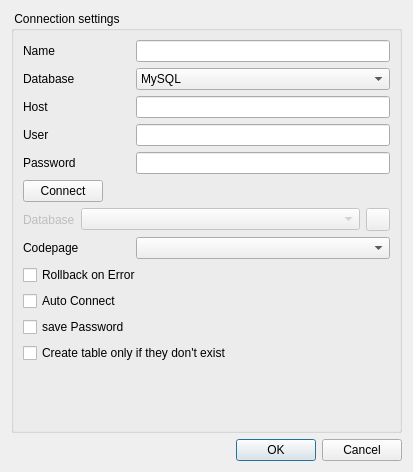
This is InjectSqlDialog.ui in fritzone/ddm as Qt 5 draws it before an edit. The edited form follows.
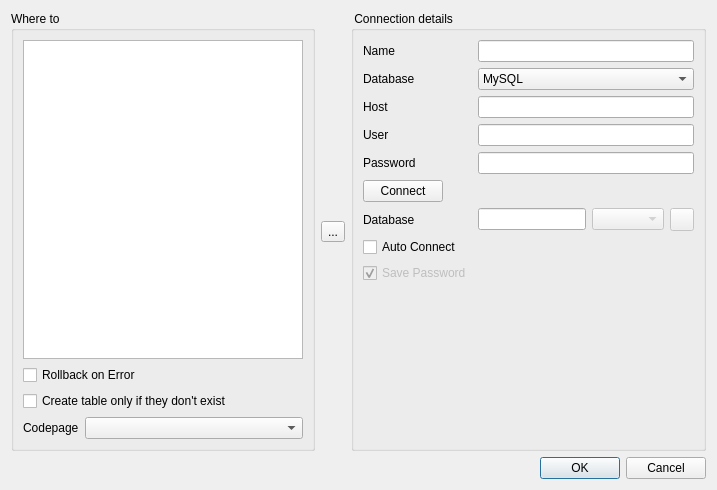
This is the edited form. Icons and pictures are not drawn.

Commit message: more on the connections manager

Patch:
```diff
--- a/InjectSqlDialog.ui
+++ b/InjectSqlDialog.ui
@@ -6,23 +6,132 @@
    <rect>
     <x>0</x>
     <y>0</y>
-    <width>413</width>
-    <height>472</height>
+    <width>717</width>
+    <height>490</height>
    </rect>
   </property>
   <property name="windowTitle">
    <string>Deploy</string>
   </property>
+  <layout class="QVBoxLayout" name="verticalLayout_4">
+   <item>
+    <layout class="QHBoxLayout" name="horizontalLayout">
+     <item>
+      <widget class="QGroupBox" name="grpConnections">
+       <property name="title">
+        <string>Where to</string>
+       </property>
+       <layout class="QVBoxLayout" name="verticalLayout_3">
+        <item>
+         <widget class="QListWidget" name="lstAllConnections">
+          <property name="selectionMode">
+           <enum>QAbstractItemView::MultiSelection</enum>
+          </property>
+          <property name="iconSize">
+           <size>
+            <width>16</width>
+            <height>16</height>
+           </size>
+          </property>
+         </widget>
+        </item>
+        <item>
+         <widget class="QCheckBox" name="chkRollbackOnError">
+          <property name="text">
+           <string>Rollback on Error</string>
+          </property>
+         </widget>
+        </item>
+        <item>
+         <widget class="QCheckBox" name="chkOnlyIfNotExist">
+          <property name="text">
+           <string>Create table only if they don't exist</string>
+          </property>
+         </widget>
+        </item>
+        <item>
+         <layout class="QFormLayout" name="formLayout_3">
+          <item row="0" column="1">
+           <widget class="QComboBox" name="cmbCharacterSets"/>
+          </item>
+          <item row="0" column="0">
+           <widget class="QLabel" name="lblCodepage">
+            <property name="text">
+             <string>Codepage</string>
+            </property>
+           </widget>
+          </item>
+         </layout>
+        </item>
+       </layout>
+      </widget>
+     </item>
+     <item>
   <layout class="QVBoxLayout" name="verticalLayout">
    <item>
-    <widget class="QGroupBox" name="groupBox">
+        <spacer name="verticalSpacer_2">
+         <property name="orientation">
+          <enum>Qt::Vertical</enum>
+         </property>
+         <property name="sizeHint" stdset="0">
+          <size>
+           <width>20</width>
+           <height>40</height>
+          </size>
+         </property>
+        </spacer>
+       </item>
+       <item>
+        <widget class="QToolButton" name="btnDetails">
+         <property name="toolTip">
+          <string>View details of the last clicked connection</string>
+         </property>
+         <property name="text">
+          <string>...</string>
+         </property>
+         <property name="icon">
+          <iconset resource="dbm.qrc">
+           <normaloff>:/images/actions/images/small/alias.png</normaloff>:/images/actions/images/small/alias.png</iconset>
+         </property>
+         <property name="checkable">
+          <bool>true</bool>
+         </property>
+        </widget>
+       </item>
+       <item>
+        <spacer name="verticalSpacer">
+         <property name="orientation">
+          <enum>Qt::Vertical</enum>
+         </property>
+         <property name="sizeHint" stdset="0">
+          <size>
+           <width>20</width>
+           <height>40</height>
+          </size>
+         </property>
+        </spacer>
+       </item>
+      </layout>
+     </item>
+     <item>
+      <widget class="QGroupBox" name="grpConnectionDetails">
      <property name="title">
-      <string> Connection settings </string>
+        <string> Connection details</string>
      </property>
      <layout class="QFormLayout" name="formLayout">
       <property name="fieldGrowthPolicy">
        <enum>QFormLayout::AllNonFixedFieldsGrow</enum>
       </property>
+        <item row="0" column="0">
+         <widget class="QLabel" name="lblConnectionName">
+          <property name="text">
+           <string>Name</string>
+          </property>
+         </widget>
+        </item>
+        <item row="0" column="1">
+         <widget class="QLineEdit" name="txtConnectionName"/>
+        </item>
       <item row="2" column="0">
        <widget class="QLabel" name="lblDatabaseType">
         <property name="text">
@@ -50,6 +159,9 @@
         </property>
        </widget>
       </item>
+        <item row="3" column="1">
+         <widget class="QLineEdit" name="txtDatabaseHost"/>
+        </item>
       <item row="4" column="0">
        <widget class="QLabel" name="label_4">
         <property name="text">
@@ -74,30 +186,46 @@
         </property>
        </widget>
       </item>
-      <item row="6" column="0">
-       <widget class="QPushButton" name="btnConnect">
+        <item row="12" column="0">
+         <widget class="QCheckBox" name="chkAutoConnect">
         <property name="text">
-         <string>Connect</string>
+           <string>Auto Connect</string>
         </property>
        </widget>
       </item>
-      <item row="7" column="0" colspan="2">
-       <layout class="QFormLayout" name="formLayout_2">
-        <property name="fieldGrowthPolicy">
-         <enum>QFormLayout::AllNonFixedFieldsGrow</enum>
-        </property>
-        <item row="0" column="0">
+        <item row="13" column="0">
+         <widget class="QCheckBox" name="chkSavePassword">
+          <property name="enabled">
+           <bool>false</bool>
+          </property>
+          <property name="text">
+           <string>Save Password</string>
+          </property>
+          <property name="checked">
+           <bool>true</bool>
+          </property>
+         </widget>
+        </item>
+        <item row="7" column="0">
          <widget class="QLabel" name="lblDatabase">
           <property name="enabled">
-           <bool>false</bool>
+           <bool>true</bool>
           </property>
           <property name="text">
            <string>Database</string>
           </property>
          </widget>
         </item>
-        <item row="0" column="1">
+        <item row="7" column="1">
+         <layout class="QFormLayout" name="formLayout_2">
+          <property name="fieldGrowthPolicy">
+           <enum>QFormLayout::AllNonFixedFieldsGrow</enum>
+          </property>
+          <item row="0" column="0" colspan="2">
          <layout class="QHBoxLayout" name="horizontalLayout_2">
+            <item>
+             <widget class="QLineEdit" name="txtDatabaseName"/>
+            </item>
           <item>
            <widget class="QComboBox" name="cmbDatabases">
             <property name="enabled">
@@ -135,59 +263,17 @@
         </item>
        </layout>
       </item>
-      <item row="8" column="0">
-       <widget class="QLabel" name="label_2">
+        <item row="6" column="0">
+         <widget class="QPushButton" name="btnConnect">
         <property name="text">
-         <string>Codepage</string>
+           <string>Connect</string>
         </property>
        </widget>
       </item>
-      <item row="8" column="1">
-       <widget class="QComboBox" name="cmbCharacterSets"/>
-      </item>
-      <item row="9" column="0" colspan="2">
-       <widget class="QCheckBox" name="chkRollbackOnError">
-        <property name="text">
-         <string>Rollback on Error</string>
-        </property>
-       </widget>
-      </item>
-      <item row="12" column="0" colspan="2">
-       <widget class="QCheckBox" name="chkOnlyIfNotExist">
-        <property name="text">
-         <string>Create table only if they don't exist</string>
-        </property>
-       </widget>
-      </item>
-      <item row="3" column="1">
-       <widget class="QLineEdit" name="txtDatabaseHost"/>
-      </item>
-      <item row="0" column="1">
-       <widget class="QLineEdit" name="txtConnectionName"/>
-      </item>
-      <item row="0" column="0">
-       <widget class="QLabel" name="lblConnectionName">
-        <property name="text">
-         <string>Name</string>
-        </property>
-       </widget>
-      </item>
-      <item row="10" column="0">
-       <widget class="QCheckBox" name="chkAutoConnect">
-        <property name="text">
-         <string>Auto Connect</string>
-        </property>
-       </widget>
-      </item>
-      <item row="11" column="0">
-       <widget class="QCheckBox" name="chkSavePassword">
-        <property name="text">
-         <string>save Password</string>
-        </property>
-       </widget>
-      </item>
-     </layout>
-    </widget>
+       </layout>
+      </widget>
+     </item>
+    </layout>
    </item>
    <item>
     <widget class="QDialogButtonBox" name="buttonBox">
```
Left out of the diff: 37 changed lines with no effect on the pictures. Lines whose indentation alone changed are shown as unchanged. The commit also changes 24 other files.
